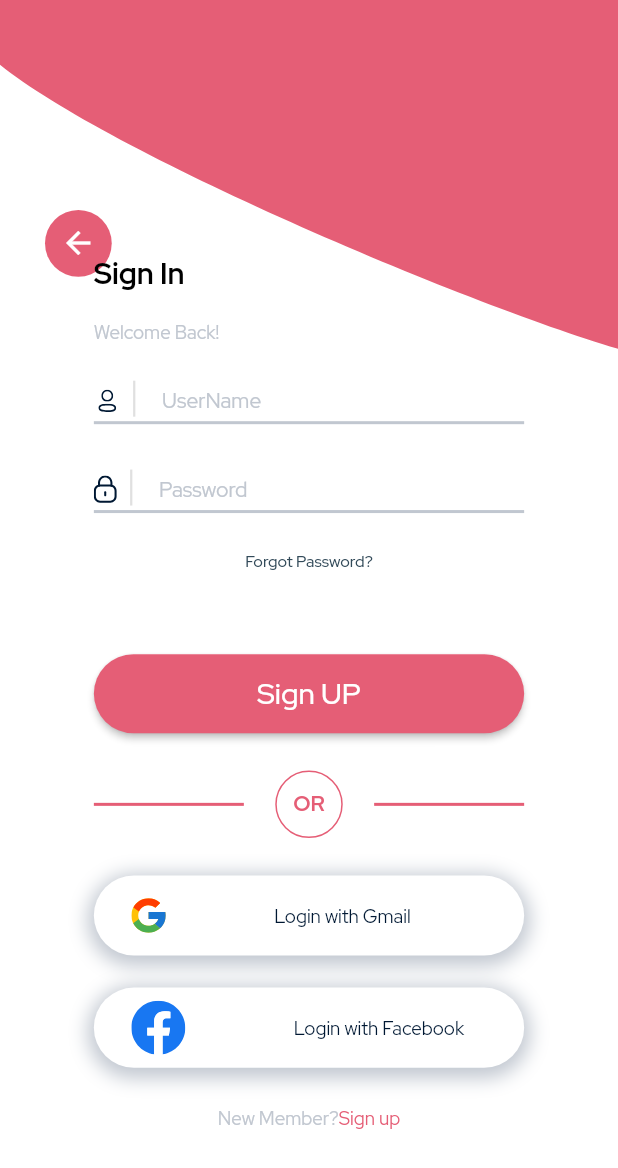
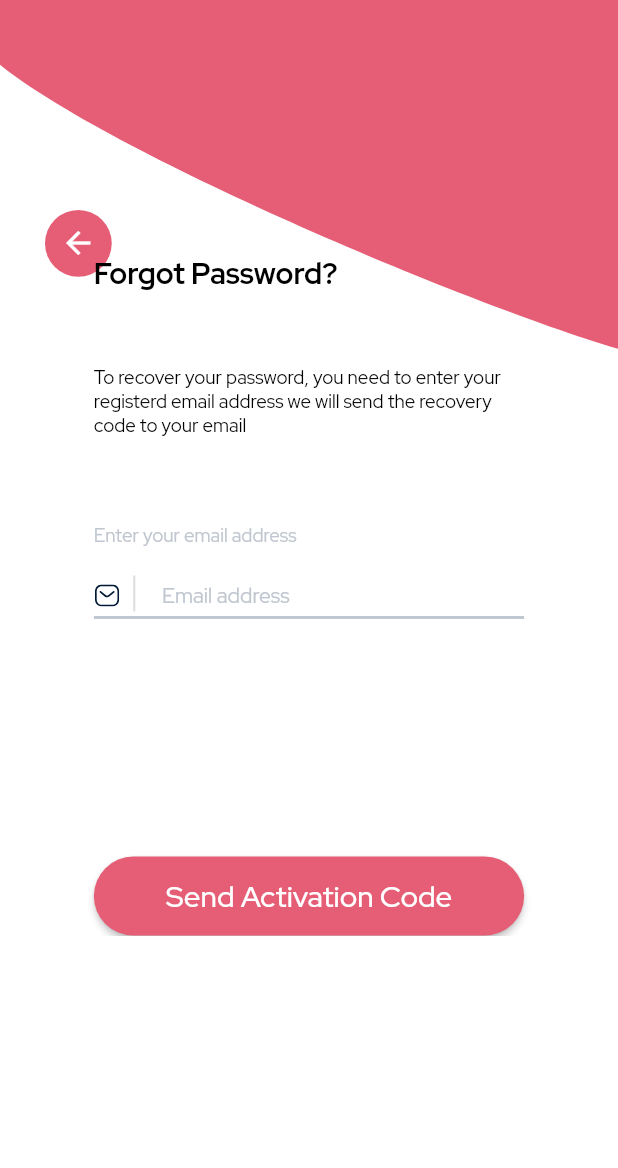
Before and after one commit to sherryqaisrani/Health-Channel-Application, a Flutter app: the screen it shows after launch, on a phone screen of 412 x 824 dp. Shown: the top 1168 px of the screen. Run offline on Flutter 3.47's test engine with Material 2 defaults, Android fonts, the phone set to English and light mode, and no system bars; our stand-ins replace dio, dots_indicator, flutter_screenutil, flutter_svg, google_fonts.

Commit message:
Forget Password Complete

```diff
--- a/lib/main.dart
+++ b/lib/main.dart
@@ -1,5 +1,6 @@
 import 'package:flutter/material.dart';
 import 'package:flutter_screenutil/flutter_screenutil.dart';
+import 'package:health_channel_application/screens/forget_password.dart';
 import 'package:health_channel_application/screens/intro_screen.dart';
 import 'package:health_channel_application/screens/login_screen.dart';
 import 'package:health_channel_application/screens/signup_screen.dart';
@@ -28,7 +29,7 @@ class MyApp extends StatelessWidget {
           home: child,
         );
       },
-      child: LoginPage(),
+      child: ForgetPassword(),
     );
   }
 }
--- /dev/null
+++ b/lib/screens/forget_password.dart
@@ -0,0 +1,124 @@
+import 'package:flutter/material.dart';
+import 'package:flutter_screenutil/flutter_screenutil.dart';
+import 'package:flutter_svg/flutter_svg.dart';
+import 'package:health_channel_application/utils/colors.dart';
+import 'package:health_channel_application/utils/file_path.dart';
+import 'package:health_channel_application/widgets/custome_textfiled.dart';
+
+class ForgetPassword extends StatelessWidget {
+  const ForgetPassword({Key? key}) : super(key: key);
+
+  @override
+  Widget build(BuildContext context) {
+    final _emailController = TextEditingController();
+    return Scaffold(
+      body: Stack(
+        children: [
+          Positioned(
+            top: 0,
+            child: SvgPicture.asset(
+              FilePath.firstTopDesign,
+            ),
+          ),
+          Positioned(
+            child: SvgPicture.asset(
+              FilePath.secondTopDesign,
+            ),
+          ),
+          Positioned(
+            top: 140,
+            left: 30,
+            child: Stack(
+              children: [
+                Container(
+                  height: 50.h,
+                  width: 50.h,
+                  decoration: BoxDecoration(
+                    color: Theme.of(context).colorScheme.primary,
+                    shape: BoxShape.circle,
+                  ),
+                  child: Icon(
+                    Icons.arrow_back,
+                    color: Theme.of(context).scaffoldBackgroundColor,
+                  ),
+                ),
+              ],
+            ),
+          ),
+          SafeArea(
+            child: Padding(
+              padding: EdgeInsets.symmetric(
+                horizontal: 65.w,
+              ),
+              child: SingleChildScrollView(
+                child: Column(
+                  crossAxisAlignment: CrossAxisAlignment.start,
+                  children: [
+                    SizedBox(
+                      height: 190.h,
+                    ),
+                    Text(
+                      'Forgot Password?',
+                      style: Theme.of(context)
+                          .textTheme
+                          .headline3!
+                          .copyWith(color: aBlack, fontWeight: FontWeight.bold),
+                    ),
+                    SizedBox(
+                      height: 54.h,
+                    ),
+                    Text(
+                      'To recover your password, you need to enter your registerd email address we will send the recovery code to your email',
+                      style: Theme.of(context).textTheme.headline5!.copyWith(
+                            color: aBlack,
+                          ),
+                    ),
+                    SizedBox(
+                      height: 64.h,
+                    ),
+                    Text(
+                      'Enter your email address',
+                      style: Theme.of(context).textTheme.headline5!.copyWith(
+                            color: aGrayColor,
+                          ),
+                    ),
+                    SizedBox(
+                      height: 22.h,
+                    ),
+                    CustomTextField(
+                      controller: _emailController,
+                      filePath: FilePath.email,
+                      hintText: 'Email address',
+                    ),
+                    SizedBox(
+                      height: 178.h,
+                    ),
+                    SizedBox(
+                      width: double.maxFinite,
+                      child: ElevatedButton(
+                        style: ElevatedButton.styleFrom(
+                          padding: EdgeInsets.symmetric(
+                            vertical: 15.h,
+                          ),
+                          primary: aPrimaryColor,
+                        ),
+                        onPressed: () {},
+                        child: Text(
+                          'Send Activation Code',
+                          style:
+                              Theme.of(context).textTheme.headline3!.copyWith(
+                                    fontWeight: FontWeight.w500,
+                                  ),
+                        ),
+                      ),
+                    ),
+                  ],
+                ),
+              ),
+            ),
+          )
+        ],
+      ),
+    );
+  }
+}
```
